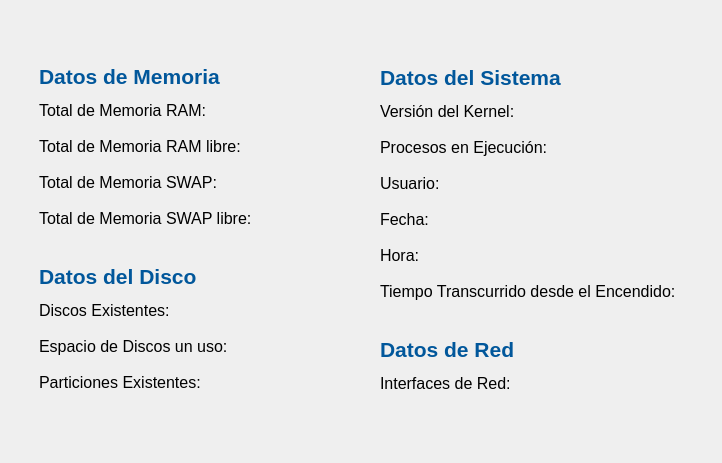
Estefanycss/MonitorDelSistema, file monitor.ui: the form before one commit.
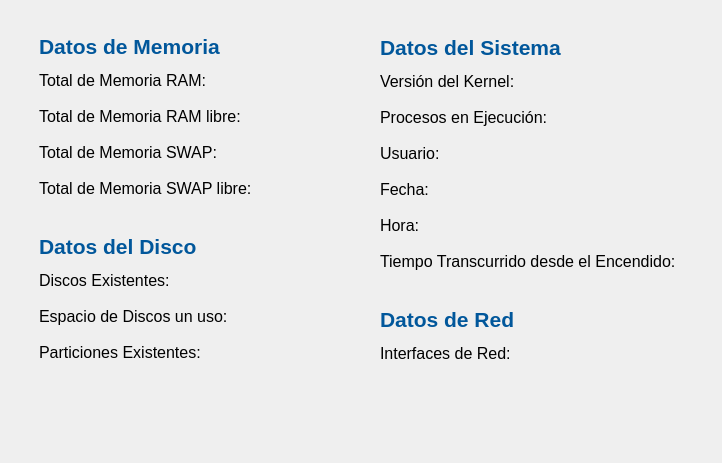
The form after the commit.

The edit to the form file:
```diff
--- a/monitor.ui
+++ b/monitor.ui
@@ -17,9 +17,9 @@
    <property name="geometry">
     <rect>
      <x>39</x>
-     <y>39</y>
+     <y>9</y>
      <width>321</width>
-     <height>411</height>
+     <height>441</height>
     </rect>
    </property>
    <layout class="QVBoxLayout" name="verticalLayout">
@@ -286,9 +286,9 @@
    <property name="geometry">
     <rect>
      <x>380</x>
-     <y>40</y>
+     <y>10</y>
      <width>331</width>
-     <height>411</height>
+     <height>441</height>
     </rect>
    </property>
    <layout class="QVBoxLayout" name="verticalLayout_2">
```
